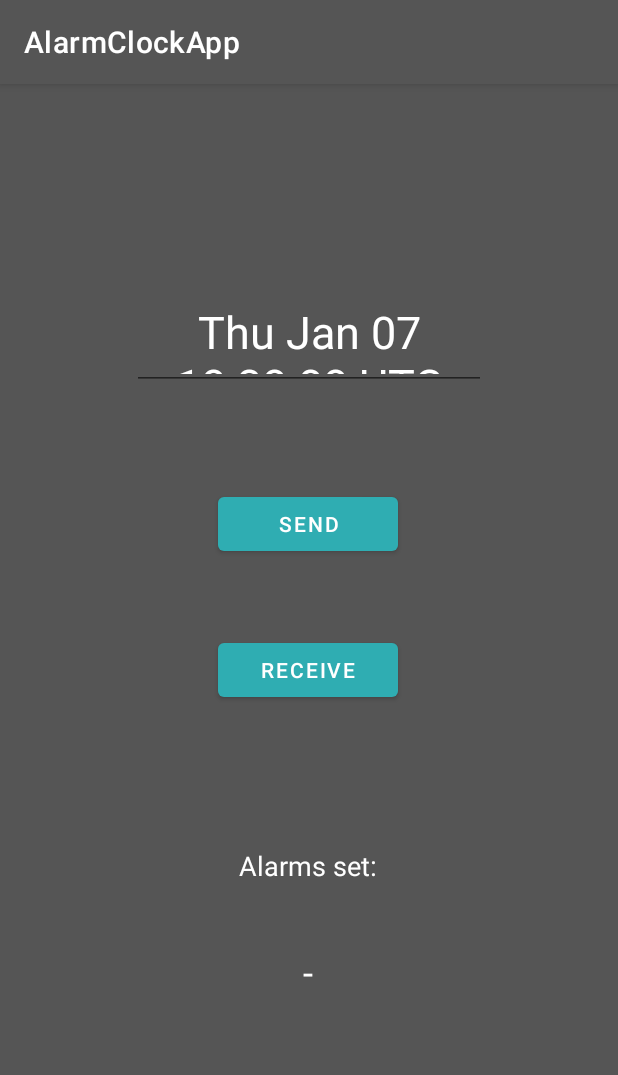
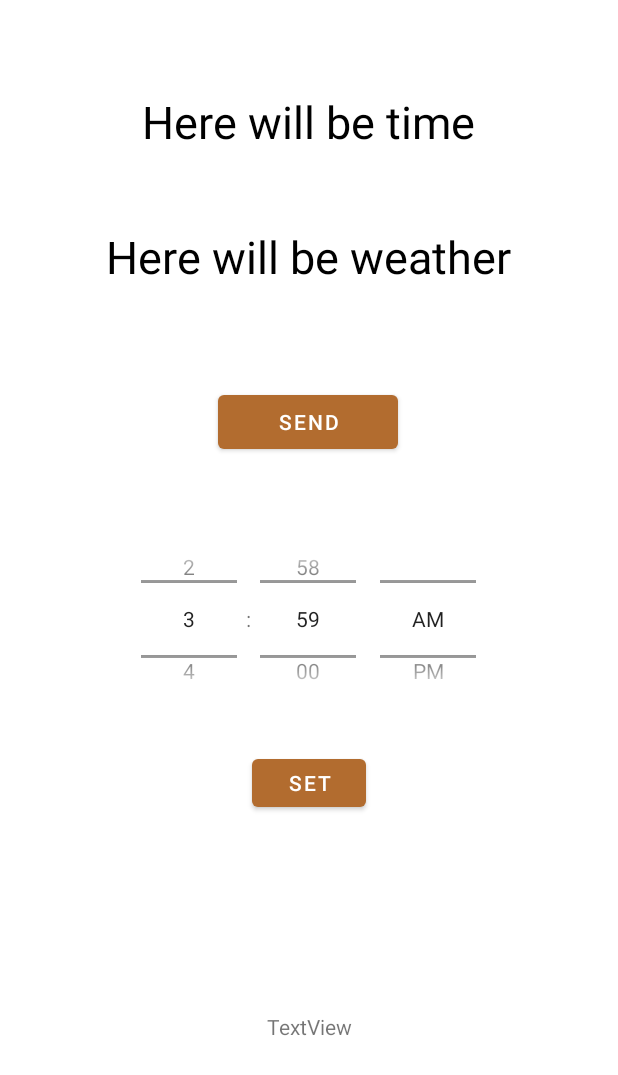
Before and after one commit to JKusiak/clock-app, an Android app: the screen it shows after launch (MainActivity), on a phone screen of 412 x 824 dp. Shown: the top 1075 px of the screen. Run offline under Robolectric (Android 15) with nearby library versions, the phone set to English and light mode, and no system bars.

Commit message:
Redesigned the app, added list of all saved alarms

```diff
--- a/AlarmClockApp/app/build.gradle
+++ b/AlarmClockApp/app/build.gradle
@@ -8,7 +8,7 @@ android {
 
     defaultConfig {
         applicationId "com.example.alarmclockapp"
-        minSdkVersion 22
+        minSdkVersion 30
         targetSdkVersion 30
         versionCode 1
         versionName "1.0"
--- a/AlarmClockApp/app/src/main/java/com/example/alarmclockapp/MainActivity.java
+++ b/AlarmClockApp/app/src/main/java/com/example/alarmclockapp/MainActivity.java
@@ -5,11 +5,11 @@ import androidx.fragment.app.DialogFragment;
 
 import android.app.Dialog;
 import android.app.TimePickerDialog;
-import android.bluetooth.BluetoothAdapter;
-import android.bluetooth.BluetoothSocket;
+import android.icu.text.SimpleDateFormat;
 import android.os.Bundle;
 import android.text.format.DateFormat;
 import android.view.View;
+import android.widget.Button;
 import android.widget.EditText;
 import android.widget.TextView;
 import android.widget.TimePicker;
@@ -18,83 +18,72 @@ import android.widget.Toast;
 import java.util.ArrayList;
 import java.util.Calendar;
 import java.util.Date;
-import java.util.UUID;
+import java.util.Locale;
+import java.util.Random;
 
-import static java.lang.Thread.sleep;
 
 public class MainActivity extends AppCompatActivity {
-    private EditText hourET;
-    private TextView alarmList;
-    Date currentTime;
-    String textTime;
+    TimePicker timePicker;
+    Button scheduleBtn;
+    TextView alarmTextList;
 
-    ArrayList<String> waitingAlarmsList = new ArrayList();
+    ArrayList<Alarm> alarmList = new ArrayList();
 
-    // Variables for connection
-    String address = null;
-    BluetoothAdapter myBluetooth = null;
-    BluetoothSocket btSocket = null;
-    private boolean isBtConnected = false;
-    //SPP UUID. Look for it
-    static final UUID myUUID = UUID.fromString("00001101-0000-1000-8000-00805F9B34FB");
+
+//    // Variables for connection
+//    String address = null;
+//    BluetoothAdapter myBluetooth = null;
+//    BluetoothSocket btSocket = null;
+//    private boolean isBtConnected = false;
+//    //SPP UUID. Look for it
+//    static final UUID myUUID = UUID.fromString("00001101-0000-1000-8000-00805F9B34FB");
 
     @Override
     protected void onCreate(Bundle savedInstanceState) {
         super.onCreate(savedInstanceState);
         setContentView(R.layout.activity_main);
 
-        hourET = findViewById(R.id.hourET);
-        hourET.setFocusable(false);
-        currentTime = Calendar.getInstance().getTime();
+        timePicker = findViewById(R.id.alarmTimePicker);
+        scheduleBtn = findViewById(R.id.scheduleAlarmBtn);
+        alarmTextList = findViewById(R.id.alarmList);
 
-        textTime = currentTime.toString();
-        hourET.setText(textTime);
+        scheduleBtn.setOnClickListener(new View.OnClickListener() {
 
-        alarmList = findViewById(R.id.alarmList);
+            @Override
+            public void onClick(View v) {
+                addAlarm();
+                alarmTextList.setText(" ");
+
+                ArrayList<String> allAlarms = new ArrayList();
+
+                for (Alarm alarm : alarmList) {
+                    allAlarms.add(alarm.getHour() + " : " + alarm.getMinute());
+                }
+
+                String allAlarmsAsText = allAlarms.toString();
+
+                alarmTextList.setText(allAlarmsAsText);
+                Toast alarmToast = Toast.makeText(MainActivity.this, "Alarm added", Toast.LENGTH_SHORT);
+                alarmToast.show();
+
+
+            }
+        });
     }
 
 
-    public void showTimePicker(View v) {
-        DialogFragment newFragment = new TimePickerFragment(textTime);
-        newFragment.show(getSupportFragmentManager(), "timePicker");
+    private void addAlarm() {
+        int alarmId = new Random().nextInt(Integer.MAX_VALUE);
+
+        Alarm alarm = new Alarm(
+                alarmId,
+                timePicker.getHour(),
+                timePicker.getMinute(),
+                false
+        );
+
+        alarmList.add(alarm);
+
     }
 
-    public static class TimePickerFragment extends DialogFragment implements TimePickerDialog.OnTimeSetListener {
-        private String text;
-
-        public TimePickerFragment(String v) {
-            this.text = v;
-        }
-
-        @Override
-        public Dialog onCreateDialog(Bundle savedInstanceState) {
-            // Use the current time as the default values for the picker
-            final Calendar c = Calendar.getInstance();
-            int hour = c.get(Calendar.HOUR_OF_DAY);
-            int minute = c.get(Calendar.MINUTE);
-
-            // Create a new instance of TimePickerDialog and return it
-            return new TimePickerDialog(getActivity(), this, hour, minute,
-                    DateFormat.is24HourFormat(getActivity()));
-        }
-
-        public void onTimeSet(TimePicker view, int hourOfDay, int minute) {
-            // Do something with the time chosen by the user
-
-            String time;
-            if (hourOfDay < 10 & minute < 10) {
-                time = "0" + hourOfDay + ":0" + minute;
-            } else if (hourOfDay > 10 & minute < 10) {
-                time = "" + hourOfDay + ":0" + minute;
-            } else if (hourOfDay < 10 & minute > 10) {
-                time = "0" + hourOfDay + ":" + minute;
-            } else {
-                time = "" + hourOfDay + ":" + minute;
-            }
-
-
-            Toast alarmToast = Toast.makeText(getContext(), "Alarm added", Toast.LENGTH_SHORT);
-            alarmToast.show();
-        }
-    }
 }
--- a/AlarmClockApp/app/src/main/res/layout/activity_main.xml
+++ b/AlarmClockApp/app/src/main/res/layout/activity_main.xml
@@ -6,75 +6,83 @@
     android:layout_width="match_parent"
     android:layout_height="match_parent"
     tools:context=".MainActivity">
-
-    <EditText
-        android:id="@+id/hourET"
-        android:layout_width="236dp"
-        android:layout_height="60dp"
-        android:layout_marginTop="144dp"
-        android:autofillHints=""
-        android:ems="10"
+    <TextView
+        android:id="@+id/timeDataArduino"
+        android:layout_width="304dp"
+        android:layout_height="58dp"
         android:gravity="center"
-        android:hint="@string/hour"
-        android:inputType="none"
-        android:onClick="showTimePicker"
-        android:textColor="#FFFFFF"
-        android:textColorHint="#FFFFFF"
+        android:text="Here will be time"
+        android:textColor="#000000"
         android:textSize="30sp"
+        app:layout_constraintBottom_toBottomOf="parent"
         app:layout_constraintEnd_toEndOf="parent"
+        app:layout_constraintHorizontal_bias="0.495"
         app:layout_constraintStart_toStartOf="parent"
-        app:layout_constraintTop_toTopOf="parent" />
+        app:layout_constraintTop_toTopOf="parent"
+        app:layout_constraintVertical_bias="0.068" />
 
     <TextView
-        android:id="@+id/alarmText"
-        android:layout_width="wrap_content"
-        android:layout_height="wrap_content"
-        android:text="Alarms set:"
-        android:textColor="#FFFFFF"
-        android:textSize="18sp"
-        app:layout_constraintBottom_toBottomOf="parent"
-        app:layout_constraintHorizontal_bias="0.498"
-        app:layout_constraintLeft_toLeftOf="parent"
-        app:layout_constraintRight_toRightOf="parent"
-        app:layout_constraintTop_toBottomOf="@+id/receiveBtn"
-        app:layout_constraintVertical_bias="0.286" />
-
-    <Button
-        android:id="@+id/receiveBtn"
-        android:layout_width="120dp"
-        android:layout_height="wrap_content"
-        android:text="@string/receive"
+        android:id="@+id/weatherDataArduino"
+        android:layout_width="304dp"
+        android:layout_height="58dp"
+        android:gravity="center"
+        android:text="Here will be weather"
+        android:textColor="#000000"
+        android:textSize="30sp"
         app:layout_constraintBottom_toBottomOf="parent"
         app:layout_constraintEnd_toEndOf="parent"
-        app:layout_constraintHorizontal_bias="0.498"
+        app:layout_constraintHorizontal_bias="0.495"
         app:layout_constraintStart_toStartOf="parent"
-        app:layout_constraintTop_toBottomOf="@+id/sendBtn"
-        app:layout_constraintVertical_bias="0.123" />
+        app:layout_constraintTop_toBottomOf="@+id/timeDataArduino"
+        app:layout_constraintVertical_bias="0.049" />
 
     <Button
         android:id="@+id/sendBtn"
         android:layout_width="120dp"
         android:layout_height="wrap_content"
         android:text="@string/send"
+        android:textColorHighlight="#FFFFFF"
         app:layout_constraintBottom_toBottomOf="parent"
         app:layout_constraintEnd_toEndOf="parent"
         app:layout_constraintHorizontal_bias="0.498"
         app:layout_constraintStart_toStartOf="parent"
-        app:layout_constraintTop_toBottomOf="@+id/hourET"
-        app:layout_constraintVertical_bias="0.126" />
+        app:layout_constraintTop_toBottomOf="@+id/weatherDataArduino"
+        app:layout_constraintVertical_bias="0.099" />
+
+    <TimePicker
+        android:id="@+id/alarmTimePicker"
+        android:layout_width="266dp"
+        android:layout_height="136dp"
+        android:layout_weight="0.6"
+        android:timePickerMode="spinner"
+        app:layout_constraintBottom_toBottomOf="parent"
+        app:layout_constraintEnd_toEndOf="parent"
+        app:layout_constraintHorizontal_bias="0.496"
+        app:layout_constraintStart_toStartOf="parent"
+        app:layout_constraintTop_toBottomOf="@+id/sendBtn"
+        app:layout_constraintVertical_bias="0.103" />
+
+    <Button
+        android:id="@+id/scheduleAlarmBtn"
+        android:layout_width="76dp"
+        android:layout_height="44dp"
+        android:layout_gravity="center"
+        android:text="set"
+        app:layout_constraintBottom_toBottomOf="parent"
+        app:layout_constraintEnd_toEndOf="parent"
+        app:layout_constraintStart_toStartOf="parent"
+        app:layout_constraintTop_toBottomOf="@+id/alarmTimePicker"
+        app:layout_constraintVertical_bias="0.064" />
 
     <TextView
         android:id="@+id/alarmList"
-        android:layout_width="wrap_content"
-        android:layout_height="wrap_content"
-        android:text="-"
-        android:textColor="#FFFFFF"
-        android:textSize="24sp"
+        android:layout_width="335dp"
+        android:layout_height="174dp"
+        android:gravity="center"
+        android:text="TextView"
         app:layout_constraintBottom_toBottomOf="parent"
         app:layout_constraintEnd_toEndOf="parent"
-        app:layout_constraintHorizontal_bias="0.498"
         app:layout_constraintStart_toStartOf="parent"
-        app:layout_constraintTop_toBottomOf="@+id/alarmText"
-        app:layout_constraintVertical_bias="0.208" />
+        app:layout_constraintTop_toBottomOf="@+id/scheduleAlarmBtn" />
 
 </androidx.constraintlayout.widget.ConstraintLayout>
--- a/AlarmClockApp/app/src/main/res/values/themes.xml
+++ b/AlarmClockApp/app/src/main/res/values/themes.xml
@@ -1,18 +1,18 @@
 <resources xmlns:tools="http://schemas.android.com/tools">
     <!-- Base application theme. -->
-    <style name="Theme.AlarmClockApp" parent="Theme.MaterialComponents.DayNight.DarkActionBar">
+    <style name="Theme.AlarmClockApp" parent="Theme.MaterialComponents.DayNight.NoActionBar">
         <!-- Primary brand color. -->
-        <item name="colorPrimary">@color/buttonGreen</item>
-        <item name="colorPrimaryVariant">@color/buttonGreen</item>
+        <item name="colorPrimary">#B26C2F</item>
+        <item name="colorPrimaryVariant">#FFD4A8</item>
         <item name="colorOnPrimary">@color/white</item>
         <!-- Secondary brand color. -->
-        <item name="colorSecondary">@color/teal_200</item>
-        <item name="colorSecondaryVariant">@color/teal_700</item>
+        <item name="colorSecondary">#DABC51</item>
+        <item name="colorSecondaryVariant">#D6B747</item>
         <item name="colorOnSecondary">@color/black</item>
         <!-- Status bar color. -->
         <item name="android:statusBarColor" tools:targetApi="l">?attr/colorPrimaryVariant</item>
         <!-- Customize your theme here. -->
-        <item name="android:background">@color/darkBackground</item>
-        <item name="android:colorButtonNormal">@color/buttonGreen</item>
+        <item name="android:background">@color/white</item>
+        <item name="android:colorButtonNormal">#EFE2B3</item>
     </style>
 </resources>
```
Also changed, not shown: AlarmClockApp/app/src/main/java/com/example/alarmclockapp/Alarm.java (added, +41 -0 lines).
